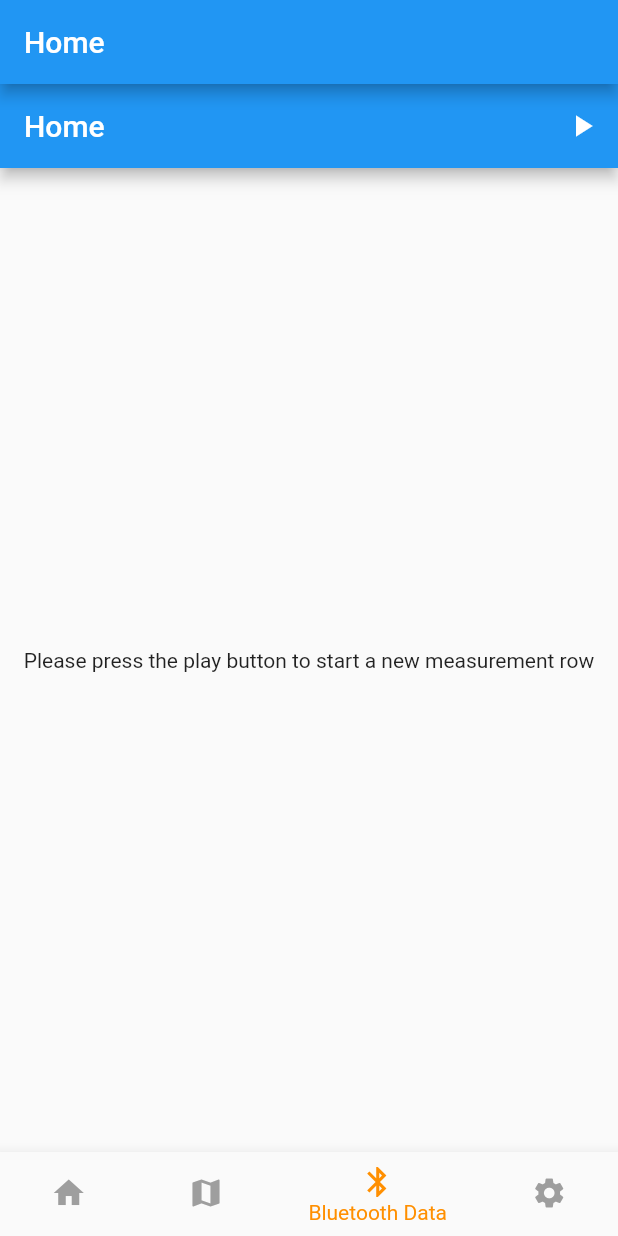
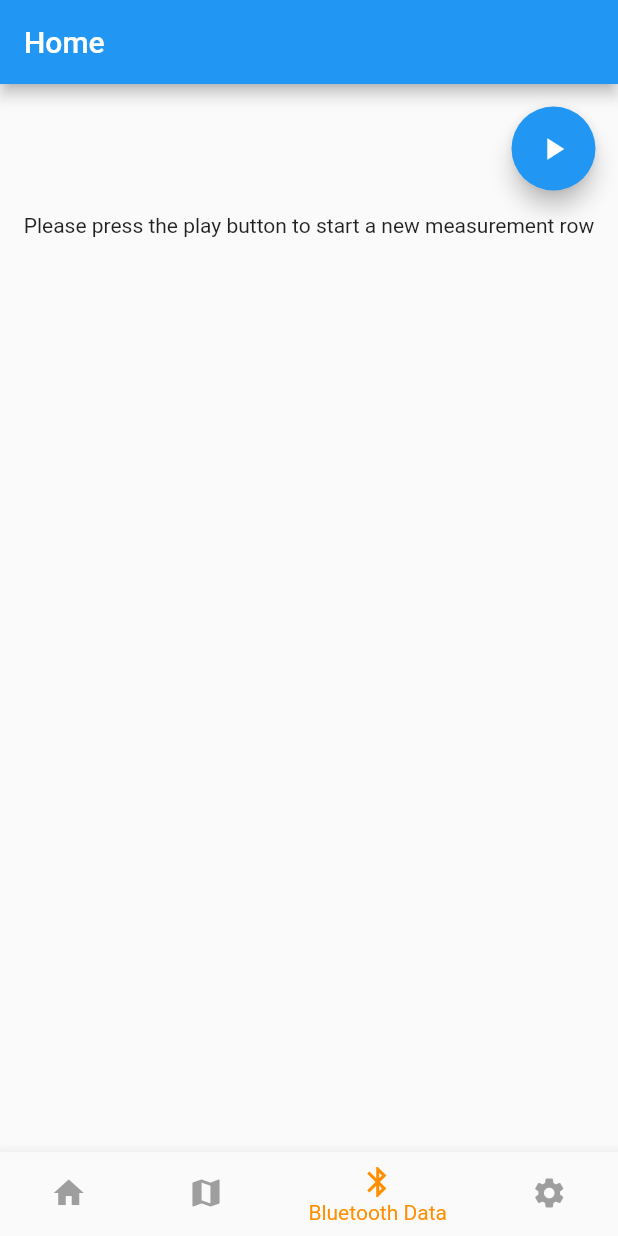
Before and after one commit to pascalboehler/Bycicle-Sensor-Project, a Flutter app: the screen it shows after launch, item 3 of the bottom bar chosen, on a phone screen of 412 x 824 dp. Run offline on Flutter 3.47's test engine with Material 2 defaults, Android fonts, the phone set to English and light mode, and no system bars; our stand-ins replace flutter_bluetooth_serial; statements that could not run were skipped.

Commit message:
moved AppBarActionButton to FloatingActionButton

```diff
--- a/app/digiroad/lib/BluetoothData.dart
+++ b/app/digiroad/lib/BluetoothData.dart
@@ -69,12 +69,14 @@ class _BluetoothDataState extends State<BluetoothData> {
   @override
   Widget build(BuildContext context) {
     return Scaffold(
-        appBar: AppBar(
-          title: Text("Home"),
-          actions: <Widget>[
-            IconButton(
-              icon: Icon(Icons.play_arrow),
-              onPressed: () async {
+        body: Center(
+          child: Column(
+            crossAxisAlignment: CrossAxisAlignment.end,
+            children: <Widget>[
+              Padding(
+                padding: const EdgeInsets.all(15.0),
+                child: new FloatingActionButton(
+                    onPressed: ()  async {
                       print('Hallo Welt!');
                       final BluetoothDevice selDevice = await Navigator.of(context)
                           .push(MaterialPageRoute(builder: (context) {
@@ -99,12 +101,15 @@ class _BluetoothDataState extends State<BluetoothData> {
                             'Error while bonding device, you may need to enable bluetooth!');
                       }
                     },
-            )
+                    child: Icon(Icons.play_arrow),
+                ),
+              ),
+              Center(
+                child: Text(
+                    "Please press the play button to start a new measurement row"),
+              ),
             ],
           ),
-        body: Center(
-          child: Text(
-              "Please press the play button to start a new measurement row"),
         ));
   }
 
```
Lines whose indentation alone changed are shown as unchanged.
